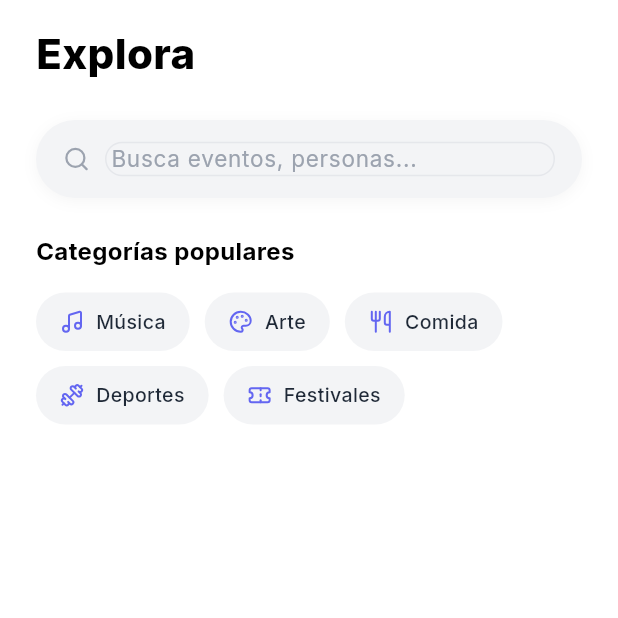
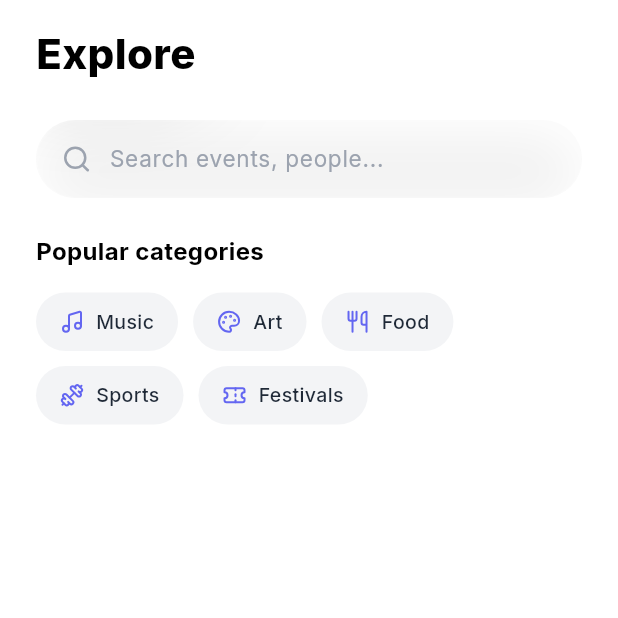
Before and after one commit to RogelioZu/fo, a Flutter app: the SearchScreen screen opened directly, on a phone screen of 412 x 824 dp, the top half of it. Run offline on Flutter 3.47's test engine with Material 3 defaults, Android fonts, the phone set to English and light mode, and no system bars; our stand-ins replace cached_network_image, equatable, flutter_dotenv, flutter_riverpod, geocoding, geolocator and 10 more; accounts and stored records are empty.

Commit message:
widget app_search_bar added with glasmorphia

```diff
--- a/lib/features/home/presentation/screens/map_screen.dart
+++ b/lib/features/home/presentation/screens/map_screen.dart
@@ -10,12 +10,11 @@ import 'package:supabase_flutter/supabase_flutter.dart';
 
 import '../../../../core/services/location_service.dart';
 import '../../../../core/theme/app_colors.dart';
+import '../widgets/app_search_bar.dart';
 
 // ─────────────────────────────────────────────
 // Cached text styles — avoids repeated GoogleFonts lookups per frame.
 // ─────────────────────────────────────────────
-final _tsSearchInput = GoogleFonts.inter(fontSize: 15, fontWeight: FontWeight.w400, color: AppColors.black);
-final _tsSearchHint = GoogleFonts.inter(fontSize: 15, fontWeight: FontWeight.w400, color: AppColors.gray400);
 final _tsChip = GoogleFonts.inter(fontSize: 13, fontWeight: FontWeight.w600);
 final _tsSheetTitle = GoogleFonts.inter(fontSize: 18, fontWeight: FontWeight.w700, color: AppColors.black);
 final _tsSheetCount = GoogleFonts.inter(fontSize: 14, fontWeight: FontWeight.w600, color: AppColors.gray400);
@@ -489,49 +488,12 @@ class _MapScreenState extends ConsumerState<MapScreen>
   // ─── Search Bar ───
 
   Widget _buildSearchBar() {
-    return Container(
-      height: 52,
-      decoration: BoxDecoration(
-        color: AppColors.white,
-        borderRadius: BorderRadius.circular(26),
-        boxShadow: const [
-          BoxShadow(
-            color: Color(0x20000000),
-            offset: Offset(0, 4),
-            blurRadius: 12,
-          ),
-        ],
-      ),
-      padding: const EdgeInsets.symmetric(horizontal: 16),
-      child: Row(
-        children: [
-          const Icon(LucideIcons.search, size: 20, color: AppColors.gray400),
-          const SizedBox(width: 12),
-          Expanded(
-            child: TextField(
-              controller: _searchController,
-              focusNode: _searchFocusNode,
-              onChanged: _onSearchChanged,
-              style: _tsSearchInput,
-              decoration: InputDecoration(
-                hintText: 'Search events, venues...',
-                hintStyle: _tsSearchHint,
-                border: InputBorder.none,
-                contentPadding: EdgeInsets.zero,
-                isDense: true,
-              ),
-            ),
-          ),
-          if (_searchController.text.isNotEmpty)
-            GestureDetector(
-              onTap: _onSearchClear,
-              child: const Padding(
-                padding: EdgeInsets.all(8),
-                child: Icon(LucideIcons.x, size: 18, color: AppColors.gray400),
-              ),
-            ),
-        ],
-      ),
+    return AppSearchBar(
+      controller: _searchController,
+      focusNode: _searchFocusNode,
+      hintText: 'Search events, venues...',
+      onChanged: _onSearchChanged,
+      onClear: _onSearchClear,
     );
   }
 
--- a/lib/features/home/presentation/screens/search_screen.dart
+++ b/lib/features/home/presentation/screens/search_screen.dart
@@ -10,6 +10,7 @@ import 'package:supabase_flutter/supabase_flutter.dart';
 
 import '../../../../core/theme/app_colors.dart';
 import '../../../../core/theme/app_spacing.dart';
+import '../widgets/app_search_bar.dart';
 
 /// Pantalla de búsqueda de Finding Out.
 /// Dos estados: inicial (recientes + categorías) y activo (resultados).
@@ -128,7 +129,7 @@ class _SearchScreenState extends State<SearchScreen> {
             .limit(10),
       );
     } catch (e) {
-      debugPrint('Error buscando personas: $e');
+      debugPrint('Error searching people: $e');
     }
 
     // Buscar eventos
@@ -141,7 +142,7 @@ class _SearchScreenState extends State<SearchScreen> {
             .limit(10),
       );
     } catch (e) {
-      debugPrint('Error buscando eventos: $e');
+      debugPrint('Error searching events: $e');
     }
 
     if (!mounted) return;
@@ -236,7 +237,7 @@ class _SearchScreenState extends State<SearchScreen> {
     ScaffoldMessenger.of(context).showSnackBar(
       SnackBar(
         content: Text(
-          'Próximamente: detalle de evento',
+          'Coming soon: event details',
           style: GoogleFonts.inter(fontWeight: FontWeight.w500),
         ),
         duration: const Duration(seconds: 2),
@@ -265,8 +266,8 @@ class _SearchScreenState extends State<SearchScreen> {
               ),
               child: Text(
                 (_isSearching || _selectedCategory != null)
-                    ? 'Resultados'
-                    : 'Explora',
+                    ? 'Results'
+                    : 'Explore',
                 style: GoogleFonts.inter(
                   fontSize: 28,
                   fontWeight: FontWeight.w800,
@@ -280,12 +281,14 @@ class _SearchScreenState extends State<SearchScreen> {
             // ─── Search bar ───
             Padding(
               padding: const EdgeInsets.symmetric(horizontal: AppSpacing.lg),
-              child: _SearchBar(
+              child: AppSearchBar(
                 controller: _controller,
                 focusNode: _focusNode,
-                isSearching: _isSearching,
+                hintText: 'Search events, people...',
+                showBackArrow: _isSearching,
                 onClear: _clearSearch,
                 onBack: _clearSearch,
+                textInputAction: TextInputAction.search,
                 onSubmitted: (text) {
                   final query = text.trim();
                   if (query.isNotEmpty) {
@@ -324,95 +327,6 @@ class _SearchScreenState extends State<SearchScreen> {
   }
 }
 
-// ──────────────────────────────────────────────────────────────────────────────
-// Search Bar
-// ──────────────────────────────────────────────────────────────────────────────
-
-class _SearchBar extends StatelessWidget {
-  const _SearchBar({
-    required this.controller,
-    required this.focusNode,
-    required this.isSearching,
-    required this.onClear,
-    required this.onBack,
-    required this.onSubmitted,
-  });
-
-  final TextEditingController controller;
-  final FocusNode focusNode;
-  final bool isSearching;
-  final VoidCallback onClear;
-  final VoidCallback onBack;
-  final ValueChanged<String> onSubmitted;
-
-  @override
-  Widget build(BuildContext context) {
-    return Container(
-      height: 52,
-      decoration: BoxDecoration(
-        color: AppColors.gray100,
-        borderRadius: BorderRadius.circular(28),
-        boxShadow: [
-          BoxShadow(
-            color: AppColors.black.withValues(alpha: 0.04),
-            offset: const Offset(0, 2),
-            blurRadius: 8,
-          ),
-        ],
-      ),
-      padding: const EdgeInsets.symmetric(horizontal: 18),
-      child: Row(
-        children: [
-          // Leading icon: search o back arrow
-          GestureDetector(
-            onTap: isSearching ? onBack : null,
-            child: Icon(
-              isSearching ? LucideIcons.arrowLeft : LucideIcons.search,
-              size: 18,
-              color: isSearching ? AppColors.black : AppColors.gray400,
-            ),
-          ),
-          const SizedBox(width: 10),
-          // Input
-          Expanded(
-            child: TextField(
-              controller: controller,
-              focusNode: focusNode,
-              textInputAction: TextInputAction.search,
-              onSubmitted: onSubmitted,
-              style: GoogleFonts.inter(
-                fontSize: 15,
-                fontWeight: FontWeight.w400,
-                color: AppColors.black,
-              ),
-              decoration: InputDecoration(
-                hintText: 'Busca eventos, personas...',
-                hintStyle: GoogleFonts.inter(
-                  fontSize: 15,
-                  fontWeight: FontWeight.w400,
-                  color: AppColors.gray400,
-                ),
-                border: InputBorder.none,
-                isDense: true,
-                contentPadding: EdgeInsets.zero,
-              ),
-            ),
-          ),
-          // Clear button
-          if (isSearching)
-            GestureDetector(
-              onTap: onClear,
-              child: const Icon(
-                LucideIcons.x,
-                size: 18,
-                color: AppColors.gray400,
-              ),
-            ),
-        ],
-      ),
-    );
-  }
-}
 
 // ──────────────────────────────────────────────────────────────────────────────
 // Initial View (recientes + categorías)
@@ -436,11 +350,11 @@ class _InitialView extends StatelessWidget {
   final ValueChanged<String> onCategoryTap;
 
   static const _categories = [
-    {'icon': LucideIcons.music, 'label': 'Música'},
-    {'icon': LucideIcons.palette, 'label': 'Arte'},
-    {'icon': LucideIcons.utensils, 'label': 'Comida'},
-    {'icon': LucideIcons.dumbbell, 'label': 'Deportes'},
-    {'icon': LucideIcons.ticket, 'label': 'Festivales'},
+    {'icon': LucideIcons.music, 'label': 'Music'},
+    {'icon': LucideIcons.palette, 'label': 'Art'},
+    {'icon': LucideIcons.utensils, 'label': 'Food'},
+    {'icon': LucideIcons.dumbbell, 'label': 'Sports'},
+    {'icon': LucideIcons.ticket, 'label': 'Festivals'},
   ];
 
   @override
@@ -458,7 +372,7 @@ class _InitialView extends StatelessWidget {
             mainAxisAlignment: MainAxisAlignment.spaceBetween,
             children: [
               Text(
-                'Búsquedas recientes',
+                'Recent searches',
                 style: GoogleFonts.inter(
                   fontSize: 16,
                   fontWeight: FontWeight.w700,
@@ -468,7 +382,7 @@ class _InitialView extends StatelessWidget {
               GestureDetector(
                 onTap: onClearAll,
                 child: Text(
-                  'Borrar todo',
+                  'Clear all',
                   style: GoogleFonts.inter(
                     fontSize: 13,
                     fontWeight: FontWeight.w500,
@@ -491,7 +405,7 @@ class _InitialView extends StatelessWidget {
 
         // ─── Categorías populares ───
         Text(
-          'Categorías populares',
+          'Popular categories',
           style: GoogleFonts.inter(
             fontSize: 16,
             fontWeight: FontWeight.w700,
@@ -711,7 +625,7 @@ class _ResultsView extends StatelessWidget {
             Icon(LucideIcons.searchX, size: 40, color: AppColors.gray200),
             const SizedBox(height: AppSpacing.ms),
             Text(
-              'Sin resultados para "$query"',
+              'No results for "$query"',
               style: GoogleFonts.inter(
                 fontSize: 15,
                 fontWeight: FontWeight.w500,
@@ -732,7 +646,7 @@ class _ResultsView extends StatelessWidget {
       children: [
         // ─── Personas ───
         if (hasPeople) ...[
-          _SectionHeader(title: 'Personas', onSeeAll: () {}),
+          _SectionHeader(title: 'People', onSeeAll: () {}),
           const SizedBox(height: AppSpacing.md),
           SizedBox(
             height: 116,
@@ -751,7 +665,7 @@ class _ResultsView extends StatelessWidget {
 
         // ─── Eventos ───
         if (hasEvents) ...[
-          _SectionHeader(title: 'Eventos relacionados', onSeeAll: () {}),
+          _SectionHeader(title: 'Related events', onSeeAll: () {}),
           const SizedBox(height: AppSpacing.md),
           ...events.map(
             (e) => Padding(
@@ -794,7 +708,7 @@ class _SectionHeader extends StatelessWidget {
         GestureDetector(
           onTap: onSeeAll,
           child: Text(
-            'Ver todos',
+            'See all',
             style: GoogleFonts.inter(
               fontSize: 13,
               fontWeight: FontWeight.w500,
--- /dev/null
+++ b/lib/features/home/presentation/widgets/app_search_bar.dart
@@ -0,0 +1,140 @@
+import 'dart:ui';
+
+import 'package:flutter/material.dart';
+import 'package:google_fonts/google_fonts.dart';
+import 'package:lucide_icons/lucide_icons.dart';
+
+import '../../../../core/theme/app_colors.dart';
+
+/// Barra de búsqueda reutilizable de Finding Out.
+/// Estilo: fondo blanco, pill shape, sombra suave.
+class AppSearchBar extends StatelessWidget {
+  const AppSearchBar({
+    super.key,
+    required this.controller,
+    required this.focusNode,
+    this.hintText = 'Search events, venues...',
+    this.onChanged,
+    this.onSubmitted,
+    this.onClear,
+    this.onBack,
+    this.showBackArrow = false,
+    this.textInputAction,
+  });
+
+  /// Controlador del campo de texto.
+  final TextEditingController controller;
+
+  /// Nodo de foco para controlar el teclado.
+  final FocusNode focusNode;
+
+  /// Texto placeholder cuando el campo está vacío.
+  final String hintText;
+
+  /// Callback al cambiar el texto (cada carácter).
+  final ValueChanged<String>? onChanged;
+
+  /// Callback al enviar la búsqueda (tecla enter/search).
+  final ValueChanged<String>? onSubmitted;
+
+  /// Callback al presionar el botón de limpiar (X).
+  final VoidCallback? onClear;
+
+  /// Callback al presionar la flecha de regreso.
+  final VoidCallback? onBack;
+
+  /// Si es true, muestra una flecha de regreso en lugar del ícono de búsqueda.
+  final bool showBackArrow;
+
+  /// Acción del teclado (search, done, etc.).
+  final TextInputAction? textInputAction;
+
+  // ─── Estilos cacheados ───
+  static final _inputStyle = GoogleFonts.inter(
+    fontSize: 15,
+    fontWeight: FontWeight.w400,
+    color: AppColors.black,
+  );
+
+  static final _hintStyle = GoogleFonts.inter(
+    fontSize: 15,
+    fontWeight: FontWeight.w400,
+    color: AppColors.gray400,
+  );
+
+  @override
+  Widget build(BuildContext context) {
+    final hasText = controller.text.isNotEmpty;
+
+    return ClipRRect(
+      borderRadius: BorderRadius.circular(26),
+      child: BackdropFilter(
+        filter: ImageFilter.blur(sigmaX: 30, sigmaY: 30),
+        child: Container(
+          height: 52,
+          decoration: BoxDecoration(
+            color: AppColors.white.withValues(alpha: 0.10),
+            borderRadius: BorderRadius.circular(26),
+            border: Border.all(
+              color: AppColors.white.withValues(alpha: 0.10),
+              width: 1,
+            ),
+            boxShadow: [
+              BoxShadow(
+                color: AppColors.black.withValues(alpha: 0.06),
+                offset: const Offset(0, 8),
+                blurRadius: 32,
+              ),
+            ],
+          ),
+          padding: const EdgeInsets.symmetric(horizontal: 16),
+          child: Row(
+        children: [
+          // ─── Leading icon ───
+          GestureDetector(
+            onTap: showBackArrow ? onBack : null,
+            child: Icon(
+              showBackArrow ? LucideIcons.arrowLeft : LucideIcons.search,
+              size: 20,
+              color: showBackArrow ? AppColors.black : AppColors.gray400,
+            ),
+          ),
+          const SizedBox(width: 12),
+
+          // ─── Input ───
+          Expanded(
+            child: TextField(
+              controller: controller,
+              focusNode: focusNode,
+              onChanged: onChanged,
+              onSubmitted: onSubmitted,
+              textInputAction: textInputAction,
+              style: _inputStyle,
+              decoration: InputDecoration(
+                hintText: hintText,
+                hintStyle: _hintStyle,
+                border: InputBorder.none,
+                focusedBorder: InputBorder.none,
+                enabledBorder: InputBorder.none,
+                contentPadding: EdgeInsets.zero,
+                isDense: true,
+              ),
+            ),
+          ),
+
+          // ─── Clear button ───
+          if (hasText && onClear != null)
+            GestureDetector(
+              onTap: onClear,
+              child: const Padding(
+                padding: EdgeInsets.all(8),
+                child: Icon(LucideIcons.x, size: 18, color: AppColors.gray400),
+              ),
+            ),
+        ],
+      ),
+        ),
+      ),
+    );
+  }
+}
```
